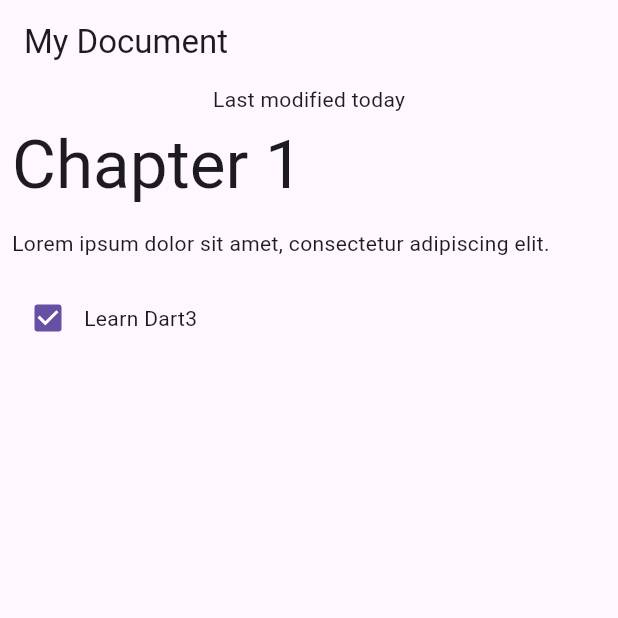
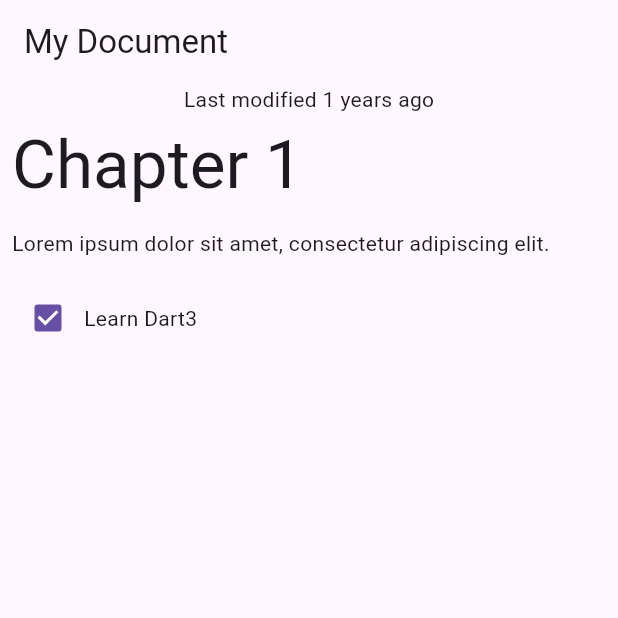
Before and after one commit to wanni29/record_and_switch_express, a Flutter app: the screen it shows after launch, on a phone screen of 412 x 824 dp, the top half of it. Run offline on Flutter 3.47's test engine with Material 3 defaults, Android fonts, the phone set to English and light mode, and no system bars.

Commit message:
정리완료

```diff
--- a/lib/data.dart
+++ b/lib/data.dart
@@ -4,7 +4,7 @@ const documentJson = '''
 {
   "metadata" : {
   "title" : "My Document",
-  "modified" : "2024-08-02"
+  "modified" : "2023-07-05"
   },
   "blocks" : [
     {
@@ -87,7 +87,7 @@ sealed class Block {
       {'type': 'p', 'text': String text} => ParagraphBlock(text),
       {'type': 'checkbox', 'text': String text, 'checked': bool checked} =>
         CheckboxBlock(text, checked),
-      _ => throw const FormatException('Unexpected JSON format'),
+      _ => throw const FormatException('Unexpected JSON format')
     };
   }
 }
--- a/lib/main.dart
+++ b/lib/main.dart
@@ -100,10 +100,22 @@ String formatDate(DateTime dateTime) {
   var today = DateTime.now();
   var difference = dateTime.difference(today);
 
+  // 날짜 차이를 일 단위로 계산
+  var inDays = difference.inDays;
+  var inMonths = (inDays / 30).round(); // 대략적인 달 수
+  var inYears = (inDays / 365).round(); // 대략적인 년 수
+
   return switch (difference) {
     Duration(inDays: 0) => 'today',
-    Duration(inDays: 1) => 'tommorrow',
+    Duration(inDays: 1) => 'tomorrow',
     Duration(inDays: -1) => 'yesterday',
+    Duration(inDays: var days) when days >= 365 =>
+      '${days ~/ 365} years from now',
+    Duration(inDays: var days) when days <= -365 =>
+      '${(days.abs() ~/ 365)} years ago',
+    Duration(inDays: var days) when days >= 30 => '$inMonths months from now',
+    Duration(inDays: var days) when days <= -30 =>
+      '${inMonths.abs()} months ago',
     Duration(inDays: var days) when days > 7 => '${days ~/ 7} weeks from now',
     Duration(inDays: var days) when days < -7 => '${days.abs() ~/ 7} weeks ago',
     Duration(inDays: var days, isNegative: true) => '${days.abs()} days ago',
```
Also changed, not shown: 1 other file.
